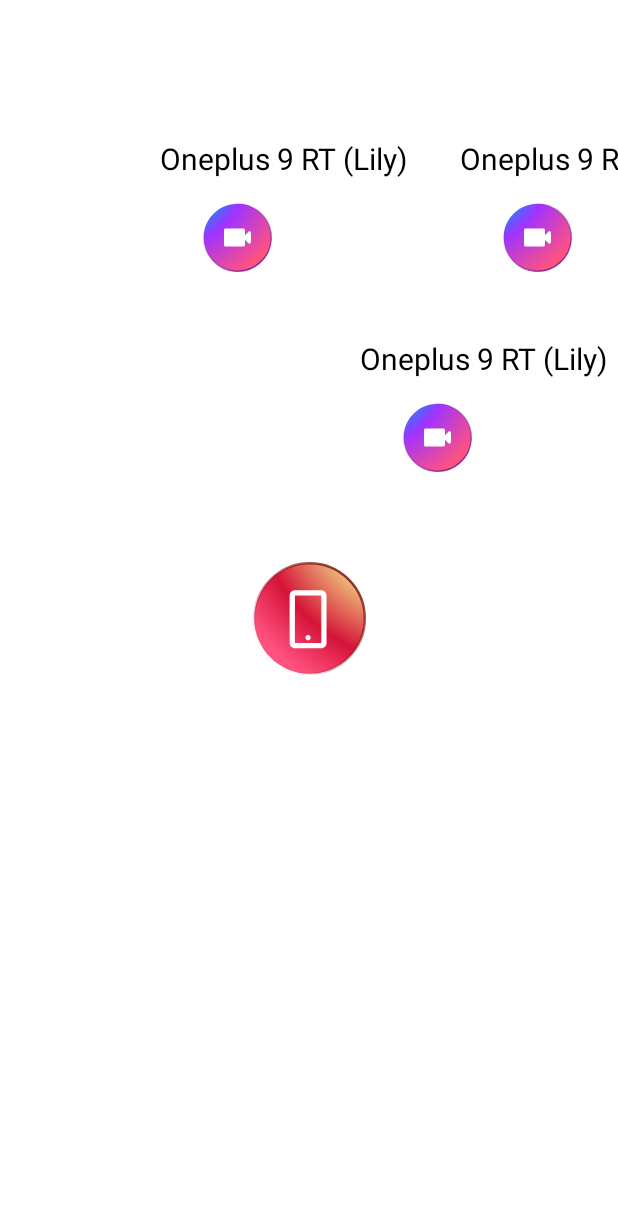
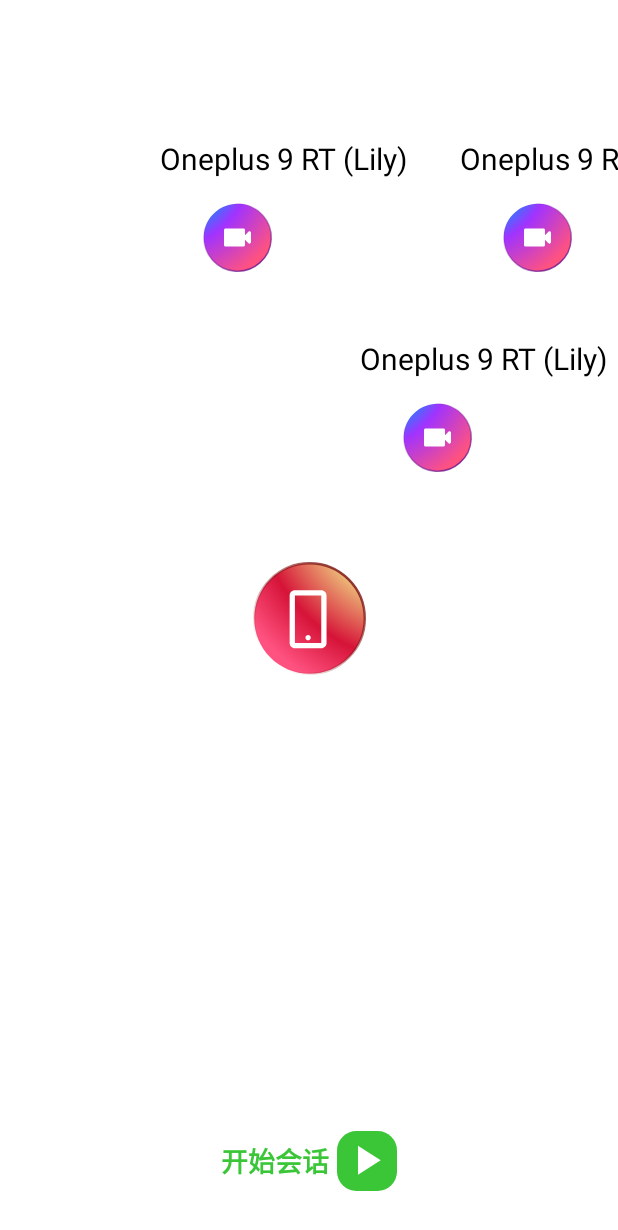
Before and after one commit to GY-code/Vision, an Android app: the layout activity_connection.xml on its own in the app's theme, with its tools: preview values and no code run, on a phone screen of 412 x 824 dp. Shown: the top 1230 px of the screen. Run offline under Robolectric (Android 15) with nearby library versions, the phone set to English and light mode, and no system bars.

Commit message:
ui first merge

```diff
--- a/app/src/main/AndroidManifest.xml
+++ b/app/src/main/AndroidManifest.xml
@@ -10,7 +10,12 @@
         android:supportsRtl="true"
         android:theme="@style/Theme.SWVision">
         <activity
-            android:name=".MainActivity"
+            android:name=".CollectMatch"
+            android:exported="true">
+        </activity>
+
+        <activity
+            android:name=".HomePage"
             android:exported="true">
             <intent-filter>
                 <action android:name="android.intent.action.MAIN" />
@@ -20,11 +25,6 @@
         </activity>
 
         <activity
-            android:name=".HomePage"
-            android:exported="true">
-        </activity>
-
-        <activity
             android:name=".Video"
             android:exported="true">
         </activity>
--- /dev/null
+++ b/app/src/main/java/t20220049/sw_vision/CollectMatch.java
@@ -0,0 +1,29 @@
+package t20220049.sw_vision;
+
+import static androidx.core.content.ContextCompat.startActivity;
+
+import androidx.appcompat.app.AppCompatActivity;
+
+import android.content.Intent;
+import android.os.Bundle;
+import android.view.View;
+import android.widget.ImageView;
+
+public class CollectMatch extends AppCompatActivity {
+
+    @Override
+    protected void onCreate(Bundle savedInstanceState) {
+        super.onCreate(savedInstanceState);
+        setContentView(R.layout.activity_connection);
+//        开始按钮初始化
+        ImageView playButton=findViewById(R.id.playButton);
+        playButton.setOnClickListener(new View.OnClickListener() {
+            @Override
+            public void onClick(View view) {
+                Intent intent = new Intent(CollectMatch.this, Video.class);
+                startActivity(intent);
+            }
+        });
+
+    }
+}
--- a/app/src/main/java/t20220049/sw_vision/Connection.java
+++ b/app/src/main/java/t20220049/sw_vision/Connection.java
@@ -1,6 +1,9 @@
 package t20220049.sw_vision;
 
+import static androidx.core.content.ContextCompat.startActivity;
+
 import android.content.Context;
+import android.content.Intent;
 import android.graphics.Bitmap;
 import android.graphics.BitmapFactory;
 import android.graphics.Canvas;
@@ -13,6 +16,7 @@
 import android.view.MotionEvent;
 import android.view.View;
 import android.view.WindowManager;
+import android.widget.ImageView;
 
 import androidx.annotation.Nullable;
 
@@ -41,6 +45,7 @@
     }
 
     private void initialize() {
+
         setLayerType(LAYER_TYPE_SOFTWARE, null);
         clientBitmap = getBitmap(this.getContext(), R.drawable.ic_client);
         clientWidth = clientBitmap.getWidth();
--- a/app/src/main/java/t20220049/sw_vision/HomePage.java
+++ b/app/src/main/java/t20220049/sw_vision/HomePage.java
@@ -1,5 +1,6 @@
 package t20220049.sw_vision;
 
+import android.content.Intent;
 import android.os.Bundle;
 import android.view.View;
 import android.widget.ImageView;
@@ -22,13 +23,15 @@
             @Override
             public void onClick(View v) {
 
+
             }
         });
 
         collectButton.setOnClickListener(new View.OnClickListener() {
             @Override
             public void onClick(View v) {
-
+                Intent intent = new Intent(HomePage.this, CollectMatch.class);
+                startActivity(intent);
             }
         });
     }
--- a/app/src/main/java/t20220049/sw_vision/MainActivity.java
+++ /dev/null
@@ -1,16 +0,0 @@
-package t20220049.sw_vision;
-
-import androidx.appcompat.app.AppCompatActivity;
-
-import android.os.Bundle;
-
-public class MainActivity extends AppCompatActivity {
-
-    @Override
-    protected void onCreate(Bundle savedInstanceState) {
-        super.onCreate(savedInstanceState);
-        setContentView(R.layout.activity_connection);
-
-
-    }
-}
--- /dev/null
+++ b/app/src/main/res/drawable/ic_play.xml
@@ -0,0 +1,12 @@
+<vector xmlns:android="http://schemas.android.com/apk/res/android"
+    android:width="40dp"
+    android:height="40dp"
+    android:viewportWidth="40"
+    android:viewportHeight="40">
+  <path
+      android:pathData="M13,0L27,0A13,13 0,0 1,40 13L40,27A13,13 0,0 1,27 40L13,40A13,13 0,0 1,0 27L0,13A13,13 0,0 1,13 0z"
+      android:fillColor="#3BC638"/>
+  <path
+      android:pathData="M14,29.125L29.125,19.5L14,9.875V29.125Z"
+      android:fillColor="#ffffff"/>
+</vector>
--- a/app/src/main/res/layout/acticity_video.xml
+++ b/app/src/main/res/layout/acticity_video.xml
@@ -4,7 +4,7 @@
     android:id="@+id/cl_chouti"
     android:layout_width="match_parent"
     android:layout_height="match_parent"
-    android:background="@mipmap/bg">
+    >
 
     <RelativeLayout
         android:layout_width="match_parent"
--- a/app/src/main/res/layout/activity_connection.xml
+++ b/app/src/main/res/layout/activity_connection.xml
@@ -3,9 +3,39 @@
     xmlns:android="http://schemas.android.com/apk/res/android"
     xmlns:app="http://schemas.android.com/apk/res-auto"
     xmlns:tools="http://schemas.android.com/tools" android:layout_width="match_parent"
-    android:layout_height="match_parent" tools:context=".MainActivity">
+    android:layout_height="match_parent" tools:context=".CollectMatch">
+
     <t20220049.sw_vision.Connection
         android:layout_width="fill_parent"
-        android:layout_height="fill_parent" />
+        android:layout_height="fill_parent"
+        android:contentDescription="@string/app_name" />
+
+    <LinearLayout
+        android:layout_width="wrap_content"
+        android:layout_height="wrap_content"
+        android:orientation="horizontal"
+        android:layout_alignParentBottom="true"
+        android:layout_marginBottom="30dp"
+        android:layout_centerHorizontal="true"
+        >
+
+        <TextView
+            android:layout_width="wrap_content"
+            android:layout_height="match_parent"
+            android:text="开始会话"
+            android:gravity="center"
+            android:textColor="#3BC638"
+            android:textStyle="bold"
+            android:textSize="18sp"
+            android:layout_marginEnd="5dp"
+            />
+        <ImageView
+            android:id="@+id/playButton"
+            android:layout_width="wrap_content"
+            android:layout_height="wrap_content"
+
+            app:srcCompat="@drawable/ic_play" />
+    </LinearLayout>
+
 
 </RelativeLayout>
```
